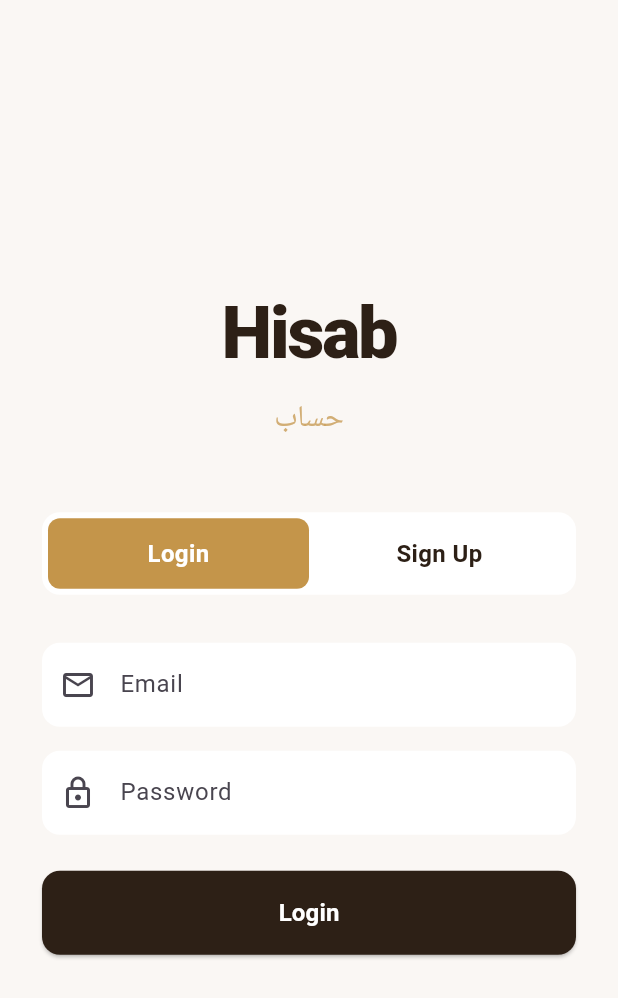
After one commit to Abdul-Moiz-Hassan-13/hisab-app, a Flutter app: the screen it shows after launch, after a tap on "Logout", on a phone screen of 412 x 824 dp. The commit adds this screen. Shown: the top 998 px of the screen. Run offline on Flutter 3.47's test engine with Material 3 defaults, Android fonts, the light colour scheme and no system bars; statements that could not run were skipped.

Commit message:
Login and Signup

```diff
--- /dev/null
+++ b/lib/screens/auth_screen.dart
@@ -0,0 +1,279 @@
+import 'package:flutter/material.dart';
+import '../services/supabase_service.dart';
+import 'home_screen.dart';
+
+class AuthScreen extends StatefulWidget {
+  const AuthScreen({super.key});
+
+  @override
+  State<AuthScreen> createState() => _AuthScreenState();
+}
+
+class _AuthScreenState extends State<AuthScreen> {
+  final _emailController = TextEditingController();
+  final _passwordController = TextEditingController();
+  final _formKey = GlobalKey<FormState>();
+  final _supabaseService = SupabaseService();
+
+  bool _isLogin = true;
+  bool _isLoading = false;
+  String? _errorMessage;
+
+  @override
+  void dispose() {
+    _emailController.dispose();
+    _passwordController.dispose();
+    super.dispose();
+  }
+
+  Future<void> _handleAuth() async {
+    if (!_formKey.currentState!.validate()) {
+      return;
+    }
+
+    setState(() {
+      _isLoading = true;
+      _errorMessage = null;
+    });
+
+    try {
+      if (_isLogin) {
+        await _supabaseService.signIn(
+          _emailController.text.trim(),
+          _passwordController.text,
+        );
+
+        if (!mounted) return;
+
+        Navigator.of(context).pushReplacement(
+          MaterialPageRoute(builder: (_) => const HomeScreen()),
+        );
+      } else {
+        await _supabaseService.signUp(
+          _emailController.text.trim(),
+          _passwordController.text,
+        );
+
+        if (!mounted) return;
+
+        // After signup, show login page
+        setState(() {
+          _isLogin = true;
+          _passwordController.clear();
+          _isLoading = false;
+          _errorMessage = 'Account created! Please log in.';
+        });
+      }
+    } catch (e) {
+      setState(() {
+        _errorMessage = e.toString().replaceAll('Exception: ', '');
+        _isLoading = false;
+      });
+    }
+  }
+
+  @override
+  Widget build(BuildContext context) {
+    const bgColor = Color(0xFFFAF7F4);
+    const primaryText = Color(0xFF2D2016);
+    const accentGold = Color(0xFFC4954A);
+
+    return Scaffold(
+      backgroundColor: bgColor,
+      body: SafeArea(
+        child: Center(
+          child: SingleChildScrollView(
+            padding: const EdgeInsets.all(28),
+            child: Form(
+              key: _formKey,
+              child: Column(
+                mainAxisAlignment: MainAxisAlignment.center,
+                crossAxisAlignment: CrossAxisAlignment.stretch,
+                children: [
+                  // App Title
+                  Text(
+                    'Hisab',
+                    style: TextStyle(
+                      fontSize: 48,
+                      fontWeight: FontWeight.w800,
+                      color: primaryText,
+                      letterSpacing: -1.5,
+                    ),
+                    textAlign: TextAlign.center,
+                  ),
+                  const SizedBox(height: 8),
+                  Text(
+                    'حساب',
+                    style: TextStyle(
+                      fontSize: 20,
+                      fontWeight: FontWeight.w400,
+                      color: accentGold.withValues(alpha: 0.75),
+                      letterSpacing: 2,
+                    ),
+                    textAlign: TextAlign.center,
+                  ),
+                  const SizedBox(height: 48),
+
+                  // Toggle Login/Signup
+                  Container(
+                    decoration: BoxDecoration(
+                      color: Colors.white,
+                      borderRadius: BorderRadius.circular(12),
+                    ),
+                    padding: const EdgeInsets.all(4),
+                    child: Row(
+                      children: [
+                        Expanded(
+                          child: GestureDetector(
+                            onTap: () => setState(() => _isLogin = true),
+                            child: Container(
+                              padding: const EdgeInsets.symmetric(vertical: 12),
+                              decoration: BoxDecoration(
+                                color: _isLogin ? accentGold : Colors.transparent,
+                                borderRadius: BorderRadius.circular(8),
+                              ),
+                              child: Text(
+                                'Login',
+                                style: TextStyle(
+                                  fontSize: 16,
+                                  fontWeight: FontWeight.w600,
+                                  color: _isLogin ? Colors.white : primaryText,
+                                ),
+                                textAlign: TextAlign.center,
+                              ),
+                            ),
+                          ),
+                        ),
+                        Expanded(
+                          child: GestureDetector(
+                            onTap: () => setState(() => _isLogin = false),
+                            child: Container(
+                              padding: const EdgeInsets.symmetric(vertical: 12),
+                              decoration: BoxDecoration(
+                                color: !_isLogin ? accentGold : Colors.transparent,
+                                borderRadius: BorderRadius.circular(8),
+                              ),
+                              child: Text(
+                                'Sign Up',
+                                style: TextStyle(
+                                  fontSize: 16,
+                                  fontWeight: FontWeight.w600,
+                                  color: !_isLogin ? Colors.white : primaryText,
+                                ),
+                                textAlign: TextAlign.center,
+                              ),
+                            ),
+                          ),
+                        ),
+                      ],
+                    ),
+                  ),
+                  const SizedBox(height: 32),
+
+                  // Email Field
+                  TextFormField(
+                    controller: _emailController,
+                    keyboardType: TextInputType.emailAddress,
+                    decoration: InputDecoration(
+                      hintText: 'Email',
+                      prefixIcon: const Icon(Icons.email_outlined),
+                      filled: true,
+                      fillColor: Colors.white,
+                      border: OutlineInputBorder(
+                        borderRadius: BorderRadius.circular(12),
+                        borderSide: BorderSide.none,
+                      ),
+                    ),
+                    validator: (value) {
+                      if (value == null || value.isEmpty) {
+                        return 'Please enter your email';
+                      }
+                      if (!value.contains('@')) {
+                        return 'Please enter a valid email';
+                      }
+                      return null;
+                    },
+                  ),
+                  const SizedBox(height: 16),
+
+                  // Password Field
+                  TextFormField(
+                    controller: _passwordController,
+                    obscureText: true,
+                    decoration: InputDecoration(
+                      hintText: 'Password',
+                      prefixIcon: const Icon(Icons.lock_outlined),
+                      filled: true,
+                      fillColor: Colors.white,
+                      border: OutlineInputBorder(
+                        borderRadius: BorderRadius.circular(12),
+                        borderSide: BorderSide.none,
+                      ),
+                    ),
+                    validator: (value) {
+                      if (value == null || value.isEmpty) {
+                        return 'Please enter your password';
+                      }
+                      if (value.length < 6) {
+                        return 'Password must be at least 6 characters';
+                      }
+                      return null;
+                    },
+                  ),
+                  const SizedBox(height: 24),
+
+                  // Error Message
+                  if (_errorMessage != null)
+                    Container(
+                      padding: const EdgeInsets.all(12),
+                      margin: const EdgeInsets.only(bottom: 16),
+                      decoration: BoxDecoration(
+                        color: Colors.red.withValues(alpha: 0.1),
+                        borderRadius: BorderRadius.circular(8),
+                      ),
+                      child: Text(
+                        _errorMessage!,
+                        style: const TextStyle(color: Colors.red),
+                        textAlign: TextAlign.center,
+                      ),
+                    ),
+
+                  // Submit Button
+                  SizedBox(
+                    height: 56,
+                    child: ElevatedButton(
+                      onPressed: _isLoading ? null : _handleAuth,
+                      style: ElevatedButton.styleFrom(
+                        backgroundColor: primaryText,
+                        foregroundColor: Colors.white,
+                        shape: RoundedRectangleBorder(
+                          borderRadius: BorderRadius.circular(12),
+                        ),
+                      ),
+                      child: _isLoading
+                          ? const SizedBox(
+                              height: 24,
+                              width: 24,
+                              child: CircularProgressIndicator(
+                                color: Colors.white,
+                                strokeWidth: 2,
+                              ),
+                            )
+                          : Text(
+                              _isLogin ? 'Login' : 'Sign Up',
+                              style: const TextStyle(
+                                fontSize: 16,
+                                fontWeight: FontWeight.w600,
+                              ),
+                            ),
+                    ),
+                  ),
+                ],
+              ),
+            ),
+          ),
+        ),
+      ),
+    );
+  }
+}
--- a/lib/screens/home_screen.dart
+++ b/lib/screens/home_screen.dart
@@ -1,5 +1,7 @@
 import 'package:flutter/material.dart';
 import '../models/debt_entry.dart';
+import '../services/supabase_service.dart';
+import 'auth_screen.dart';
 import 'debt_screen.dart';
 import 'expiations_screen.dart';
 import 'fasts_screen.dart';
@@ -17,6 +19,8 @@ class _HomeScreenState extends State<HomeScreen>
   late AnimationController _controller;
   List<Animation<double>> _fadeAnims = [];
   List<Animation<Offset>> _slideAnims = [];
+  final SupabaseService _supabaseService = SupabaseService();
+  bool _isSyncing = false;
 
   // State management for tracking
   final Map<String, int> _prayerCounts = {
@@ -43,7 +47,7 @@ class _HomeScreenState extends State<HomeScreen>
   // Feature cards data
   List<_FeatureItem> get _features => [
     _FeatureItem(
-          icon: Icons.self_improvement_rounded,
+      icon: Icons.mosque,
       label: 'Missed Prayers',
       color: const Color(0xFFB5835A),
       count: '$_totalRemaining',
@@ -103,6 +107,7 @@ class _HomeScreenState extends State<HomeScreen>
     });
 
     _controller.forward();
+    _initializeCloudSync();
   }
 
   @override
@@ -126,6 +131,7 @@ class _HomeScreenState extends State<HomeScreen>
               ..clear()
               ..addAll(result);
           });
+          await _supabaseService.savePrayers(_prayerCounts);
         }
         break;
       case 1: // Fasts
@@ -139,19 +145,22 @@ class _HomeScreenState extends State<HomeScreen>
           setState(() {
             _fastCount = result;
           });
+          await _supabaseService.saveFasts(_fastCount);
         }
         break;
       case 2: // Expiations
         final result = await Navigator.push<int?>(
           context,
           MaterialPageRoute(
-            builder: (context) => ExpiationsScreen(initialCount: _expiationsCount),
+            builder: (context) =>
+                ExpiationsScreen(initialCount: _expiationsCount),
           ),
         );
         if (result != null) {
           setState(() {
             _expiationsCount = result;
           });
+          await _supabaseService.saveExpiations(_expiationsCount);
         }
         break;
       case 3: // Debt
@@ -165,9 +174,35 @@ class _HomeScreenState extends State<HomeScreen>
           setState(() {
             _debts = result;
           });
+          await _supabaseService.saveDebts(_debts);
         }
         break;
     }
+  }
+
+  Future<void> _initializeCloudSync() async {
+    setState(() {
+      _isSyncing = true;
+    });
+
+    final prayers = await _supabaseService.getPrayers();
+    final fasts = await _supabaseService.getFasts();
+    final expiations = await _supabaseService.getExpiations();
+    final debts = await _supabaseService.getDebts();
+
+    if (!mounted) {
+      return;
+    }
+
+    setState(() {
+      _prayerCounts
+        ..clear()
+        ..addAll(prayers);
+      _fastCount = fasts;
+      _expiationsCount = expiations;
+      _debts = debts;
+      _isSyncing = false;
+    });
   }
 
   @override
@@ -179,6 +214,35 @@ class _HomeScreenState extends State<HomeScreen>
 
     return Scaffold(
       backgroundColor: bgColor,
+      appBar: AppBar(
+        backgroundColor: Colors.transparent,
+        elevation: 0,
+        actions: [
+          Padding(
+            padding: const EdgeInsets.only(right: 8.0),
+            child: TextButton(
+              onPressed: () async {
+                await _supabaseService.signOut();
+                if (!mounted) return;
+                Navigator.of(context).pushReplacement(
+                  MaterialPageRoute(builder: (_) => const AuthScreen()),
+                );
+              },
+              child: Row(
+                mainAxisSize: MainAxisSize.min,
+                children: [
+                  Text(
+                    'Logout',
+                    style: TextStyle(color: primaryText),
+                  ),
+                  const SizedBox(width: 8),
+                  Icon(Icons.logout, color: primaryText),
+                ],
+              ),
+            ),
+          ),
+        ],
+      ),
       body: Stack(
         children: [
           // ── Decorative geometric background ──────────────────────
@@ -306,13 +370,19 @@ class _HomeScreenState extends State<HomeScreen>
 
                   const SizedBox(height: 20),
 
+                  if (_isSyncing)
+                    const Padding(
+                      padding: EdgeInsets.only(bottom: 12),
+                      child: Center(child: CircularProgressIndicator()),
+                    ),
+
                   // Subtle footer note
                   _AnimatedEntry(
                     fade: _fadeAnims[5],
                     slide: _slideAnims[5],
                     child: Center(
                       child: Text(
-                        'Your data stays private on your device.',
+                        'Your data is securely synced to the cloud.',
                         style: TextStyle(
                           fontSize: 12,
                           color: subtleText.withValues(alpha: 0.55),
@@ -414,7 +484,10 @@ class _FeatureCardState extends State<_FeatureCard> {
           decoration: BoxDecoration(
             color: _pressed ? color.withValues(alpha: 0.12) : Colors.white,
             borderRadius: BorderRadius.circular(20),
-            border: Border.all(color: color.withValues(alpha: 0.15), width: 1.2),
+            border: Border.all(
+              color: color.withValues(alpha: 0.15),
+              width: 1.2,
+            ),
             boxShadow: [
               BoxShadow(
                 color: color.withValues(alpha: 0.08),
--- a/lib/screens/prayers_screen.dart
+++ b/lib/screens/prayers_screen.dart
@@ -364,7 +364,7 @@ class _SummaryCard extends StatelessWidget {
               const SizedBox(height: 2),
               Text(
                 isZero
-                    ? 'MashaAllah — nothing pending.'
+                    ? 'Ma Sha Allah, nothing pending.'
                     : 'Across all prayer types below.',
                 style: TextStyle(
                   fontSize: 12.5,
```
Lines whose indentation alone changed are shown as unchanged.
